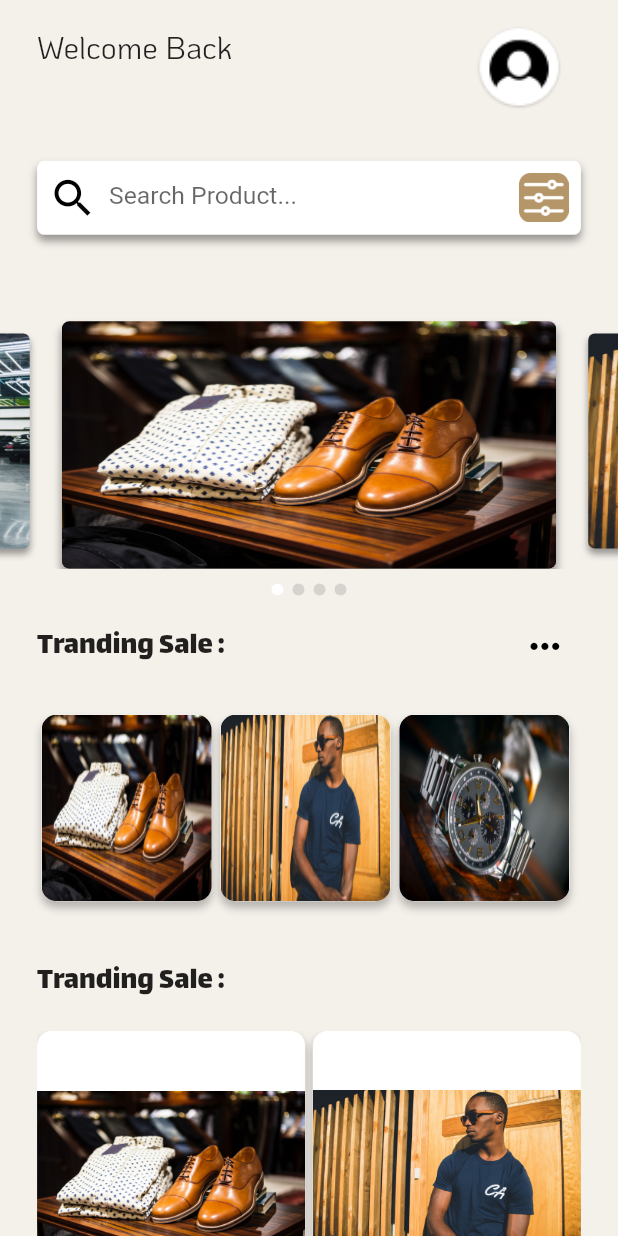
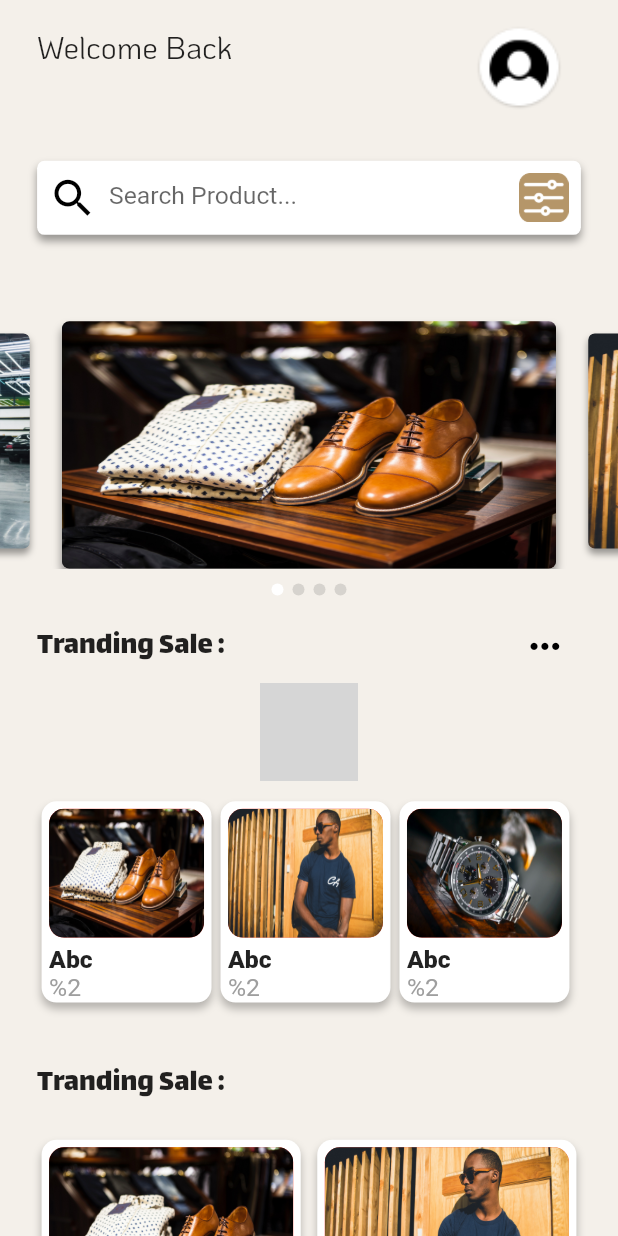
Before and after one commit to MayurDhaduk-2832/market, a Flutter app: the HomeScreen screen opened by its route, on a phone screen of 412 x 824 dp. Run offline on Flutter 3.47's test engine with Material 2 defaults, Android fonts, the phone set to English and light mode, and no system bars; drawn by our look-alikes of carousel_slider; our stand-ins replace animated_custom_dropdown, connectivity_plus, device_preview, dio, fluttertoast, get and 3 more; accounts and stored records are empty; grey boxes are pictures that could not be loaded.

Commit message:
- mainer chaegs in ui home page

```diff
--- a/lib/modules/home/view/home_page.dart
+++ b/lib/modules/home/view/home_page.dart
@@ -183,13 +183,15 @@ class _HomeScreenState extends State<HomeScreen> {
                         )
                       ],
                     ),
+
+                    Center(child: Image.asset( "assets/coupenOffer.png",height: height * 0.08,)),
                     SizedBox(
-                      height: height * 0.02,
+                      height: height * 0.01,
                     ),
                     Padding(
                       padding:  EdgeInsets.only(left:width * 0.06,right: width * 0.06),
                       child: SizedBox(
-                        height: height * 0.163,
+                        height: height * 0.175,
                         width: double.infinity,
                         child: ListView.builder(physics: NeverScrollableScrollPhysics(),
                           scrollDirection: Axis.horizontal,
@@ -204,7 +206,7 @@ class _HomeScreenState extends State<HomeScreen> {
                                 width: width * 0.275,
                                 margin: const EdgeInsets.symmetric(horizontal: 3,vertical: 5),
                                 decoration: BoxDecoration(
-                                  image: DecorationImage(fit: BoxFit.fill,image: AssetImage(imageList[index])),
+                                 // image: DecorationImage(fit: BoxFit.fill,image: AssetImage(imageList[index])),
                                   color: Colors.white,
                                   borderRadius: BorderRadius.circular(10),
                                   boxShadow:  [
@@ -216,6 +218,23 @@ class _HomeScreenState extends State<HomeScreen> {
                                         blurRadius: 4)
                                   ],
                                 ),
+                                child: Column(crossAxisAlignment: CrossAxisAlignment.start,children: [
+                                  Expanded(flex: 5,
+                                    child: Container(height: height * 0.1,margin: EdgeInsets.all(5),decoration: BoxDecoration(color: Colors.red,
+                                        image: DecorationImage(fit: BoxFit.fill,image: AssetImage(imageList[index])),
+                                        borderRadius: BorderRadius.circular(10),
+                                    ),
+                                    ),
+                                  ),
+                                  Expanded(child: Padding(
+                                    padding: const EdgeInsets.only(left: 5),
+                                    child: Text("Abc",style: TextStyle(fontSize: height * 0.02,fontWeight: FontWeight.w900),),
+                                  )),
+                                  Expanded(child: Padding(
+                                    padding: const EdgeInsets.only(left: 5),
+                                    child: Text("%2",style: TextStyle(fontSize: height * 0.02,color: Colors.grey),),
+                                  )),
+                                ]),
                               ),
                             );
                           },
@@ -241,31 +260,48 @@ class _HomeScreenState extends State<HomeScreen> {
                     Padding(
                       padding: EdgeInsets.only(left:width * 0.06,right: width * 0.06),
                       child: SizedBox(
-                        height: height * 0.500,
+                        height: width * 1.1,
                         width: double.infinity,
                         child: GridView.builder(
                           physics: NeverScrollableScrollPhysics(),
                           itemCount: imageList.length,
-                          gridDelegate: SliverGridDelegateWithFixedCrossAxisCount(crossAxisCount:2,mainAxisSpacing: 15,crossAxisSpacing: 5,childAspectRatio: 0.9), itemBuilder: (context, index) {
+                          gridDelegate: SliverGridDelegateWithFixedCrossAxisCount(crossAxisCount:2,mainAxisSpacing: 15,crossAxisSpacing: 5,childAspectRatio: 0.9),
+                          itemBuilder: (context, index) {
                           return GestureDetector(onTap: () {
                             Get.toNamed(Routes.PRODUCT_VIEW);
                           },
                             child: Container(
-                              width: width * 0.450,
-                              // margin: EdgeInsets.symmetric(horizontal: 5,vertical: 20),
+                              width: width * 0.275,
+                              margin: const EdgeInsets.symmetric(horizontal: 3,vertical: 5),
                               decoration: BoxDecoration(
-                                image: DecorationImage(image: AssetImage(imageList[index])),
                                 color: Colors.white,
                                 borderRadius: BorderRadius.circular(10),
                                 boxShadow:  [
                                   BoxShadow(
                                       spreadRadius: 0,
                                       // blurStyle: BlurStyle.outer,
-                                      offset: Offset(0, 4),
+                                      offset: const Offset(0, 4),
                                       color: Colors.black.withOpacity(0.25),
                                       blurRadius: 4)
                                 ],
                               ),
+                              child: Column(crossAxisAlignment: CrossAxisAlignment.start,children: [
+                                Expanded(flex: 5,
+                                  child: Container(height: height * 0.1,margin: EdgeInsets.all(5),decoration: BoxDecoration(color: Colors.red,
+                                    image: DecorationImage(fit: BoxFit.fill,image: AssetImage(imageList[index])),
+                                    borderRadius: BorderRadius.circular(10),
+                                  ),
+                                  ),
+                                ),
+                                Expanded(child: Padding(
+                                  padding: const EdgeInsets.only(left: 5),
+                                  child: Text("Abc",style: TextStyle(fontSize: height * 0.02,fontWeight: FontWeight.w900),),
+                                )),
+                                Expanded(child: Padding(
+                                  padding: const EdgeInsets.only(left: 5),
+                                  child: Text("%2",style: TextStyle(fontSize: height * 0.02,color: Colors.grey),),
+                                )),
+                              ]),
                             ),
                           );
                         },),
@@ -308,7 +344,7 @@ class _HomeScreenState extends State<HomeScreen> {
                     Padding(
                       padding:  EdgeInsets.only(left:width * 0.06,right: width * 0.06),
                       child: SizedBox(
-                        height: height * 0.163,
+                        height: height * 0.175,
                         width: double.infinity,
                         child: ListView.builder(physics: NeverScrollableScrollPhysics(),
                           scrollDirection: Axis.horizontal,
@@ -323,7 +359,7 @@ class _HomeScreenState extends State<HomeScreen> {
                                 width: width * 0.275,
                                 margin: const EdgeInsets.symmetric(horizontal: 3,vertical: 5),
                                 decoration: BoxDecoration(
-                                  image: DecorationImage(fit: BoxFit.fill,image: AssetImage(imageList[index])),
+                                  // image: DecorationImage(fit: BoxFit.fill,image: AssetImage(imageList[index])),
                                   color: Colors.white,
                                   borderRadius: BorderRadius.circular(10),
                                   boxShadow:  [
@@ -335,6 +371,23 @@ class _HomeScreenState extends State<HomeScreen> {
                                         blurRadius: 4)
                                   ],
                                 ),
+                                child: Column(crossAxisAlignment: CrossAxisAlignment.start,children: [
+                                  Expanded(flex: 5,
+                                    child: Container(height: height * 0.1,margin: EdgeInsets.all(5),decoration: BoxDecoration(color: Colors.red,
+                                      image: DecorationImage(fit: BoxFit.fill,image: AssetImage(imageList[index])),
+                                      borderRadius: BorderRadius.circular(10),
+                                    ),
+                                    ),
+                                  ),
+                                  Expanded(child: Padding(
+                                    padding: const EdgeInsets.only(left: 5),
+                                    child: Text("Abc",style: TextStyle(fontSize: height * 0.02,fontWeight: FontWeight.w900),),
+                                  )),
+                                  Expanded(child: Padding(
+                                    padding: const EdgeInsets.only(left: 5),
+                                    child: Text("%2",style: TextStyle(fontSize: height * 0.02,color: Colors.grey),),
+                                  )),
+                                ]),
                               ),
                             );
                           },
@@ -360,7 +413,7 @@ class _HomeScreenState extends State<HomeScreen> {
                     Padding(
                       padding: EdgeInsets.only(left:width * 0.06,right: width * 0.06),
                       child: SizedBox(
-                        height: height * 0.900,
+                        height: width * 1.8,
                         width: double.infinity,
                         child: GridView.builder(
                           physics: NeverScrollableScrollPhysics(),
@@ -369,22 +422,40 @@ class _HomeScreenState extends State<HomeScreen> {
                           return GestureDetector(onTap: () {
                             Get.toNamed(Routes.PRODUCT_VIEW);
                           },
-                            child: Container(
-                              width: width * 0.450,
-                              // margin: EdgeInsets.symmetric(horizontal: 5,vertical: 20),
+                            child:  Container(
+                              height: height * 0.100,
+                              width: width * 0.275,
+                              margin: const EdgeInsets.symmetric(horizontal: 3,vertical: 5),
                               decoration: BoxDecoration(
-                                image: DecorationImage(image: AssetImage(imageList[index])),
+                                // image: DecorationImage(fit: BoxFit.fill,image: AssetImage(imageList[index])),
                                 color: Colors.white,
                                 borderRadius: BorderRadius.circular(10),
                                 boxShadow:  [
                                   BoxShadow(
                                       spreadRadius: 0,
                                       // blurStyle: BlurStyle.outer,
-                                      offset: Offset(0, 4),
+                                      offset: const Offset(0, 4),
                                       color: Colors.black.withOpacity(0.25),
                                       blurRadius: 4)
                                 ],
                               ),
+                              child: Column(crossAxisAlignment: CrossAxisAlignment.start,children: [
+                                Expanded(flex: 5,
+                                  child: Container(height: height * 0.1,margin: EdgeInsets.all(5),decoration: BoxDecoration(color: Colors.red,
+                                    image: DecorationImage(fit: BoxFit.fill,image: AssetImage(imageList[index])),
+                                    borderRadius: BorderRadius.circular(10),
+                                  ),
+                                  ),
+                                ),
+                                Expanded(child: Padding(
+                                  padding: const EdgeInsets.only(left: 5),
+                                  child: Text("Abc",style: TextStyle(fontSize: height * 0.02,fontWeight: FontWeight.w900),),
+                                )),
+                                Expanded(child: Padding(
+                                  padding: const EdgeInsets.only(left: 5),
+                                  child: Text("%2",style: TextStyle(fontSize: height * 0.02,color: Colors.grey),),
+                                )),
+                              ]),
                             ),
                           );
                         },),
--- a/lib/modules/product/view/product_view.dart
+++ b/lib/modules/product/view/product_view.dart
@@ -1,7 +1,7 @@
 import 'package:flutter/cupertino.dart';
 import 'package:flutter/material.dart';
 import 'package:get/get.dart';
-import 'package:sellproducts/AllStatic/color.dart';
+
 
 class ProductView extends StatefulWidget {
   const ProductView({super.key});
@@ -25,8 +25,6 @@ class _ProductViewState extends State<ProductView> {
           child: SingleChildScrollView(
             child: Column(crossAxisAlignment: CrossAxisAlignment.start,
               children: [
-
-
                 Padding(
                   padding:  EdgeInsets.only(left:width * 0.06,right: width * 0.06),
                   child: Row(
```
